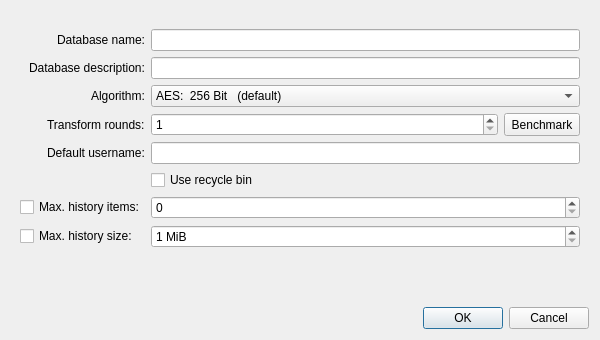
This is src/gui/DatabaseSettingsWidget.ui in keepassxreboot/keepassxc as Qt 5 draws it before an edit. The edited form follows.
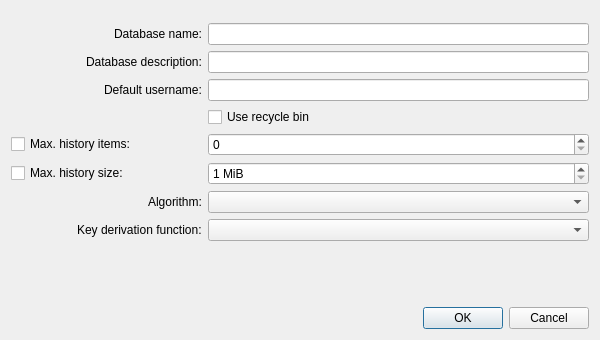
This is the edited form.

What changed in the file:
```diff
--- a/src/gui/DatabaseSettingsWidget.ui
+++ b/src/gui/DatabaseSettingsWidget.ui
@@ -25,9 +25,9 @@
     </spacer>
    </item>
    <item>
-    <layout class="QHBoxLayout" name="horizontalLayout_5" stretch="0,1,0">
+    <layout class="QHBoxLayout" name="horizontalLayout" stretch="0,1,0">
      <item>
-      <spacer name="horizontalSpacer">
+      <spacer name="leftSpacer">
        <property name="orientation">
         <enum>Qt::Horizontal</enum>
        </property>
@@ -40,52 +40,9 @@
       </spacer>
      </item>
      <item>
-      <widget class="QWidget" name="widget" native="true">
-       <property name="maximumSize">
-        <size>
-         <width>800</width>
-         <height>16777215</height>
-        </size>
-       </property>
        <layout class="QGridLayout" name="gridLayout">
-        <item row="3" column="2">
-         <layout class="QHBoxLayout" name="horizontalLayout_3">
-          <item>
-           <widget class="QSpinBox" name="transformRoundsSpinBox">
-            <property name="sizePolicy">
-             <sizepolicy hsizetype="Expanding" vsizetype="Fixed">
-              <horstretch>0</horstretch>
-              <verstretch>0</verstretch>
-             </sizepolicy>
-            </property>
-            <property name="minimum">
-             <number>1</number>
-            </property>
-            <property name="maximum">
-             <number>1000000000</number>
-            </property>
-           </widget>
-          </item>
-          <item>
-           <widget class="QToolButton" name="transformBenchmarkButton">
-            <property name="sizePolicy">
-             <sizepolicy hsizetype="Fixed" vsizetype="MinimumExpanding">
-              <horstretch>0</horstretch>
-              <verstretch>0</verstretch>
-             </sizepolicy>
-            </property>
-            <property name="minimumSize">
-             <size>
-              <width>25</width>
-              <height>0</height>
-             </size>
-            </property>
-            <property name="text">
-             <string>Benchmark</string>
-            </property>
-           </widget>
-          </item>
-         </layout>
+       <item row="7" column="2" colspan="2">
+        <widget class="QComboBox" name="kdfComboBox"/>
         </item>
         <item row="0" column="1" alignment="Qt::AlignRight">
          <widget class="QLabel" name="dbNameLabel">
@@ -94,33 +51,31 @@
           </property>
          </widget>
         </item>
-        <item row="7" column="1">
+       <item row="5" column="1">
          <widget class="QCheckBox" name="historyMaxSizeCheckBox">
           <property name="text">
            <string>Max. history size:</string>
           </property>
          </widget>
         </item>
-        <item row="3" column="1" alignment="Qt::AlignRight">
-         <widget class="QLabel" name="transformRoundsLabel">
+       <item row="7" column="1" alignment="Qt::AlignRight">
+        <widget class="QLabel" name="kdfLabel">
           <property name="text">
-           <string>Transform rounds:</string>
+          <string>Key derivation function:</string>
           </property>
          </widget>
         </item>
-        <item row="6" column="1">
+       <item row="4" column="1">
          <widget class="QCheckBox" name="historyMaxItemsCheckBox">
           <property name="text">
            <string>Max. history items:</string>
           </property>
          </widget>
         </item>
-        <item row="0" column="2">
+       <item row="0" column="2" colspan="2">
          <widget class="QLineEdit" name="dbNameEdit"/>
         </item>
-        <item row="6" column="2">
-         <layout class="QHBoxLayout" name="horizontalLayout_2">
-          <item>
+       <item row="4" column="2" colspan="2">
            <widget class="QSpinBox" name="historyMaxItemsSpinBox">
             <property name="sizePolicy">
              <sizepolicy hsizetype="Expanding" vsizetype="Fixed">
@@ -133,21 +88,17 @@
             </property>
            </widget>
           </item>
-         </layout>
-        </item>
-        <item row="4" column="1" alignment="Qt::AlignRight">
+       <item row="2" column="1" alignment="Qt::AlignRight">
          <widget class="QLabel" name="defaultUsernameLabel">
           <property name="text">
            <string>Default username:</string>
           </property>
          </widget>
         </item>
-        <item row="1" column="2">
+       <item row="1" column="2" colspan="2">
          <widget class="QLineEdit" name="dbDescriptionEdit"/>
         </item>
-        <item row="7" column="2">
-         <layout class="QHBoxLayout" name="horizontalLayout">
-          <item>
+       <item row="5" column="2" colspan="2">
            <widget class="QSpinBox" name="historyMaxSizeSpinBox">
             <property name="sizePolicy">
              <sizepolicy hsizetype="Expanding" vsizetype="Fixed">
@@ -166,16 +117,14 @@
             </property>
            </widget>
           </item>
-         </layout>
-        </item>
-        <item row="5" column="2">
+       <item row="3" column="2" colspan="2">
          <widget class="QCheckBox" name="recycleBinEnabledCheckBox">
           <property name="text">
            <string>Use recycle bin</string>
           </property>
          </widget>
         </item>
-        <item row="4" column="2">
+       <item row="2" column="2" colspan="2">
          <widget class="QLineEdit" name="defaultUsernameEdit">
           <property name="enabled">
            <bool>true</bool>
@@ -189,32 +138,20 @@
           </property>
          </widget>
         </item>
-        <item row="2" column="2">
-         <widget class="QComboBox" name="AlgorithmComboBox">
-          <item>
-           <property name="text">
-            <string>AES:  256 Bit   (default)</string>
-           </property>
-          </item>
-          <item>
-           <property name="text">
-            <string>Twofish:  256 Bit</string>
-           </property>
-          </item>
-         </widget>
-        </item>
-        <item row="2" column="1" alignment="Qt::AlignRight">
-         <widget class="QLabel" name="AlgorithmLabel">
+       <item row="6" column="2" colspan="2">
+        <widget class="QComboBox" name="algorithmComboBox"/>
+       </item>
+       <item row="6" column="1" alignment="Qt::AlignRight">
+        <widget class="QLabel" name="algorithmLabel">
           <property name="text">
            <string>Algorithm:</string>
           </property>
          </widget>
         </item>
        </layout>
-      </widget>
      </item>
      <item>
-      <spacer name="horizontalSpacer_2">
+      <spacer name="rightSpacer">
        <property name="orientation">
         <enum>Qt::Horizontal</enum>
        </property>
```
Left out of the diff: 8 changed lines with no effect on the pictures. Lines whose indentation alone changed are shown as unchanged.
